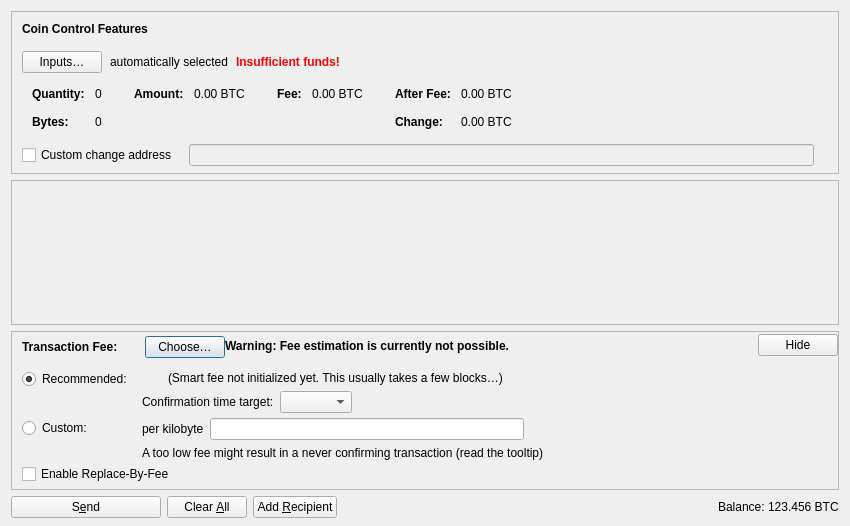
Old version of the form src/qt/forms/sendcoinsdialog.ui in the repository Sugarchain-CI/sugarchain-en.
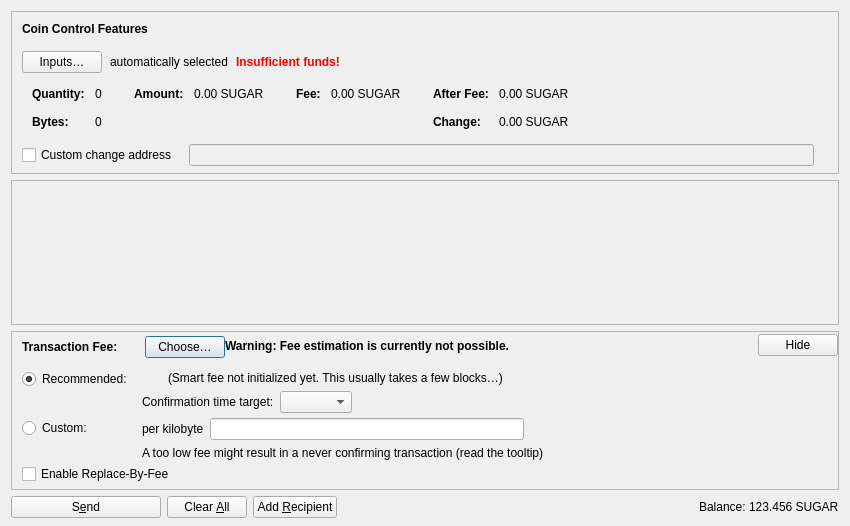
New version of the form. Icons and pictures are not drawn. Custom widgets are drawn as their Qt base class.

Commit message: qt: Display monetary amounts in SUGAR

What changed in the file:
```diff
--- a/src/qt/forms/sendcoinsdialog.ui
+++ b/src/qt/forms/sendcoinsdialog.ui
@@ -327,7 +327,7 @@
                   <enum>Qt::ActionsContextMenu</enum>
                  </property>
                  <property name="text">
-                  <string notr="true">0.00 BTC</string>
+                  <string notr="true">0.00 SUGAR</string>
                  </property>
                  <property name="textInteractionFlags">
                   <set>Qt::LinksAccessibleByMouse|Qt::TextSelectableByKeyboard|Qt::TextSelectableByMouse</set>
@@ -378,7 +378,7 @@
                   <enum>Qt::ActionsContextMenu</enum>
                  </property>
                  <property name="text">
-                  <string notr="true">0.00 BTC</string>
+                  <string notr="true">0.00 SUGAR</string>
                  </property>
                  <property name="textInteractionFlags">
                   <set>Qt::LinksAccessibleByMouse|Qt::TextSelectableByKeyboard|Qt::TextSelectableByMouse</set>
@@ -432,7 +432,7 @@
                   <enum>Qt::ActionsContextMenu</enum>
                  </property>
                  <property name="text">
-                  <string notr="true">0.00 BTC</string>
+                  <string notr="true">0.00 SUGAR</string>
                  </property>
                  <property name="textInteractionFlags">
                   <set>Qt::LinksAccessibleByMouse|Qt::TextSelectableByKeyboard|Qt::TextSelectableByMouse</set>
@@ -461,7 +461,7 @@
                   <enum>Qt::ActionsContextMenu</enum>
                  </property>
                  <property name="text">
-                  <string notr="true">0.00 BTC</string>
+                  <string notr="true">0.00 SUGAR</string>
                  </property>
                  <property name="textInteractionFlags">
                   <set>Qt::LinksAccessibleByMouse|Qt::TextSelectableByKeyboard|Qt::TextSelectableByMouse</set>
@@ -1191,7 +1191,7 @@
           <cursorShape>IBeamCursor</cursorShape>
          </property>
          <property name="text">
-          <string notr="true">123.456 BTC</string>
+          <string notr="true">123.456 SUGAR</string>
          </property>
          <property name="textInteractionFlags">
           <set>Qt::LinksAccessibleByMouse|Qt::TextSelectableByKeyboard|Qt::TextSelectableByMouse</set>
```
The commit also changes 14 other files.
